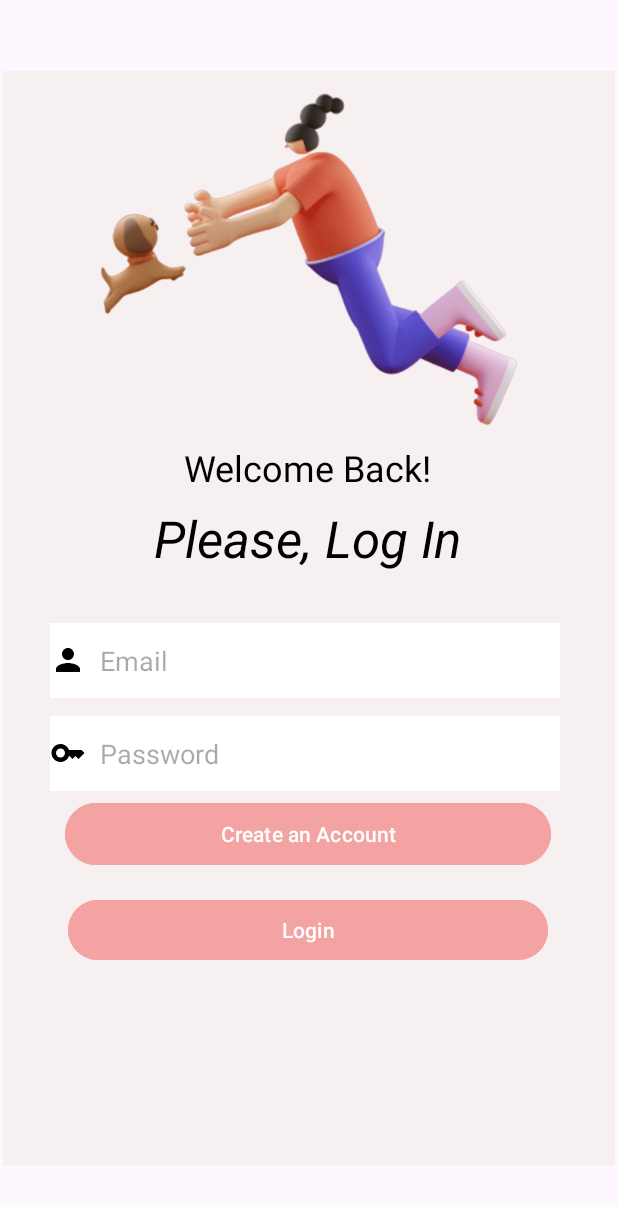
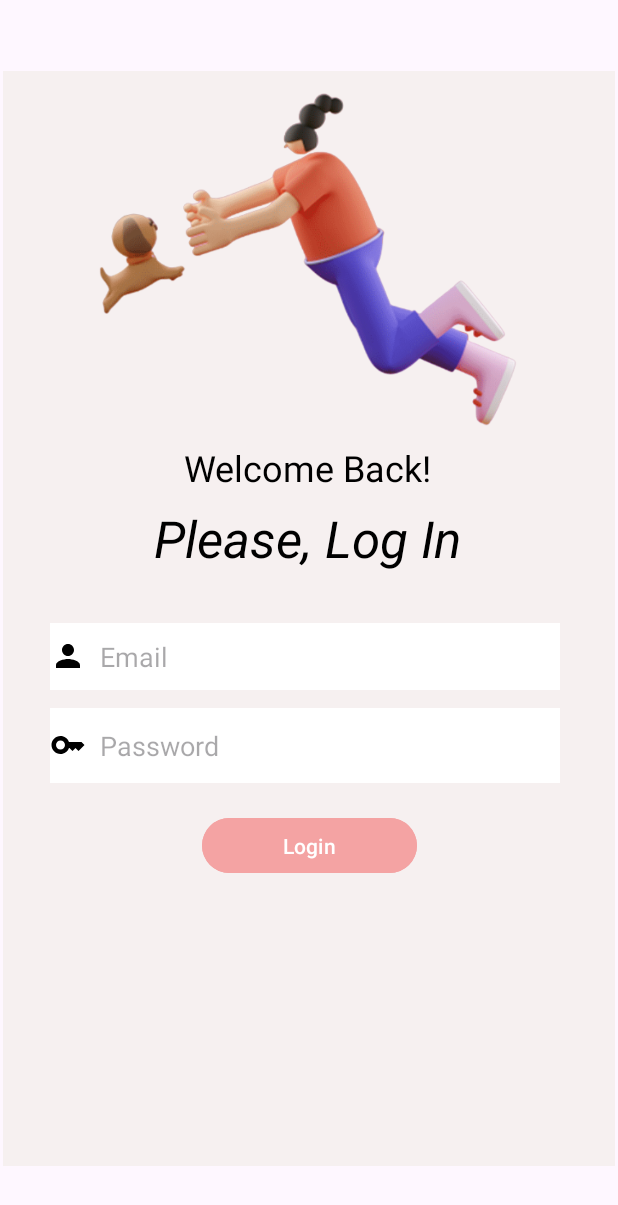
Before and after one commit to SimgeSevincer/ProjectFinal, an Android app: the screen it shows after launch (MainActivity), after a tap on "GİRİŞ YAP", on a phone screen of 412 x 824 dp. Shown: the top 1205 px of the screen. Run offline under Robolectric (Android 15) with nearby library versions, the phone set to English and light mode, and no system bars; our stand-ins replace Firebase (no records; nobody signed in at launch, a user with empty details on screens opened directly).

Commit message:
xml first step completed!

```diff
--- a/app/src/main/java/com/example/tasarmprojesi/KullaniciDetayFragment.kt
+++ b/app/src/main/java/com/example/tasarmprojesi/KullaniciDetayFragment.kt
@@ -185,6 +185,7 @@ class KullaniciDetayFragment : Fragment() {
                         Toast.makeText(requireContext(), it.localizedMessage, Toast.LENGTH_LONG).show()
                     }
                 }
+                findNavController().navigate(R.id.action_kullaniciDetayFragment_to_homeFragment)
             }
         }
 
--- a/app/src/main/java/com/example/tasarmprojesi/LoginFragment.kt
+++ b/app/src/main/java/com/example/tasarmprojesi/LoginFragment.kt
@@ -42,9 +42,7 @@ class LoginFragment : Fragment() {
     override fun onViewCreated(view: View, savedInstanceState: Bundle?) {
         super.onViewCreated(view, savedInstanceState)
 
-        binding.buttonCreateAccount.setOnClickListener {
-            findNavController().navigate(R.id.action_loginFragment_to_signInFragment)
-        }
+
         binding.buttonLogin.setOnClickListener {
 
             val email =binding.editTextEmail.text.toString()
--- a/app/src/main/java/com/example/tasarmprojesi/SignInFragment.kt
+++ b/app/src/main/java/com/example/tasarmprojesi/SignInFragment.kt
@@ -72,7 +72,7 @@ class SignInFragment : Fragment()  {
                 Toast.makeText(requireContext(),"Email ve şifre giriniz..",Toast.LENGTH_LONG).show()
             }else{
                 auth.createUserWithEmailAndPassword(email,password).addOnSuccessListener {
-                    //succes
+                    //success
                     findNavController().navigate(R.id.action_signInFragment_to_kullaniciDetayFragment)
                 }.addOnFailureListener {
                     Toast.makeText(requireContext(),it.localizedMessage,Toast.LENGTH_LONG).show()
--- a/app/src/main/res/drawable/baseline_add_circle_24.xml
+++ b/app/src/main/res/drawable/baseline_add_circle_24.xml
@@ -1,4 +1,4 @@
-<vector android:height="24dp" android:tint="#000000"
+<vector android:height="24dp" android:tint="#3292DD"
     android:viewportHeight="24" android:viewportWidth="24"
     android:width="24dp" xmlns:android="http://schemas.android.com/apk/res/android">
     <path android:fillColor="@android:color/white" android:pathData="M12,2C6.48,2 2,6.48 2,12s4.48,10 10,10 10,-4.48 10,-10S17.52,2 12,2zM17,13h-4v4h-2v-4L7,13v-2h4L11,7h2v4h4v2z"/>
--- a/app/src/main/res/layout/comment_row.xml
+++ b/app/src/main/res/layout/comment_row.xml
@@ -28,7 +28,7 @@
 
                 <androidx.cardview.widget.CardView
                     android:id="@+id/cardView12"
-                    android:layout_width="222dp"
+                    android:layout_width="match_parent"
                     android:layout_height="24dp"
                     android:backgroundTint="#D1C3FB"
                     app:cardCornerRadius="10dp"
--- a/app/src/main/res/layout/fragment_kullanici_detay.xml
+++ b/app/src/main/res/layout/fragment_kullanici_detay.xml
@@ -33,7 +33,7 @@
             android:layout_centerHorizontal="true"
             android:layout_marginLeft="100dp"
             android:layout_marginBottom="16dp"
-            android:background="#F8D0D0"
+            android:src="@drawable/profile"
             android:scaleType="fitCenter" />
 
         <RelativeLayout
@@ -128,8 +128,8 @@
 
             <Button
                 android:id="@+id/btnSignUp2"
-                android:layout_width="194dp"
-                android:layout_height="80dp"
+                android:layout_width="143dp"
+                android:layout_height="0dp"
                 android:layout_below="@+id/editTextWeight"
                 android:layout_alignParentStart="true"
                 android:layout_alignParentEnd="true"
--- a/app/src/main/res/layout/fragment_login.xml
+++ b/app/src/main/res/layout/fragment_login.xml
@@ -14,6 +14,7 @@
         android:src="@drawable/login"
         app:layout_constraintBottom_toBottomOf="parent"
         app:layout_constraintEnd_toEndOf="parent"
+        app:layout_constraintHorizontal_bias="1.0"
         app:layout_constraintStart_toStartOf="parent"
         app:layout_constraintTop_toTopOf="parent"
         app:layout_constraintVertical_bias="0.0"
@@ -22,13 +23,15 @@
     <EditText
         android:id="@+id/editTextEmail"
         android:layout_width="340dp"
-        android:layout_height="50dp"
+        android:layout_height="0dp"
         android:layout_marginTop="368dp"
+        android:layout_marginBottom="81dp"
         android:background="@color/white"
         android:drawableStart="@drawable/baseline_person_24"
         android:hint="  Email"
         android:inputType="textEmailAddress"
         android:orientation="horizontal"
+        app:layout_constraintBottom_toTopOf="@+id/buttonLogin"
         app:layout_constraintEnd_toEndOf="parent"
         app:layout_constraintHorizontal_bias="0.464"
         app:layout_constraintStart_toStartOf="parent"
@@ -49,35 +52,19 @@
         app:layout_constraintStart_toStartOf="@+id/editTextEmail"
         app:layout_constraintTop_toBottomOf="@+id/editTextEmail" />
 
-    <Button
-        android:id="@+id/buttonCreateAccount"
-        android:layout_width="324dp"
-        android:layout_height="49dp"
-        android:layout_marginTop="4dp"
-        android:backgroundTint="#F4A3A3"
-        android:onClick="createAccountButton"
-        android:text="Create an Account"
-        app:layout_constraintEnd_toEndOf="@+id/editTextPassword"
-        app:layout_constraintHorizontal_bias="0.625"
-        app:layout_constraintStart_toStartOf="@+id/editTextPassword"
-        app:layout_constraintTop_toBottomOf="@+id/editTextPassword" />
 
     <Button
         android:id="@+id/buttonLogin"
-        android:layout_width="320dp"
-        android:layout_height="48dp"
-        android:layout_marginTop="15dp"
+        android:layout_width="143dp"
+        android:layout_height="0dp"
+        android:layout_marginBottom="191dp"
         android:backgroundTint="#F4A3A3"
         android:onClick="loginButton"
         android:text="Login"
-        app:layout_constraintBottom_toBottomOf="@+id/imageLogin"
-        app:layout_constraintEnd_toEndOf="@+id/buttonCreateAccount"
-        app:layout_constraintHorizontal_bias="0.473"
-        app:layout_constraintStart_toStartOf="@+id/buttonCreateAccount"
-        app:layout_constraintTop_toBottomOf="@+id/buttonCreateAccount"
-        app:layout_constraintVertical_bias="0.0" />
-
-
+        app:layout_constraintBottom_toBottomOf="parent"
+        app:layout_constraintEnd_toEndOf="parent"
+        app:layout_constraintStart_toStartOf="parent"
+        app:layout_constraintTop_toBottomOf="@+id/editTextEmail" />
 
     <TextView
         android:id="@+id/welcomeBack"
--- a/app/src/main/res/navigation/nav_graph.xml
+++ b/app/src/main/res/navigation/nav_graph.xml
@@ -163,6 +163,9 @@
         <action
             android:id="@+id/action_kullaniciDetayFragment_to_profileFragment"
             app:destination="@id/profileFragment" />
+        <action
+            android:id="@+id/action_kullaniciDetayFragment_to_homeFragment"
+            app:destination="@id/homeFragment" />
     </fragment>
 
 </navigation>
--- a/app/src/main/res/values/colors.xml
+++ b/app/src/main/res/values/colors.xml
@@ -3,4 +3,5 @@
     <color name="black">#FF000000</color>
     <color name="white">#FFFFFFFF</color>
     <color name="pink">#FFFFC0CB</color>
+    <color name="purple">#27AE91E1</color>
 </resources>
```
Also changed, not shown: app/src/main/res/layout/fragment_post.xml (+16 -15 lines), app/src/main/res/layout/fragment_post_atma.xml (+11 -10 lines), app/src/main/res/layout/fragment_post_detail.xml (+29 -14 lines), app/src/main/res/layout/fragment_sign_in.xml (+14 -11 lines), app/src/main/res/layout/fragment_skip.xml (+16 -12 lines), app/src/main/res/layout/fragment_splash.xml (+19 -18 lines), app/src/main/res/layout/profilrecyclerrow.xml (+24 -37 lines), app/src/main/res/layout/recyclerow.xml (+11 -7 lines), app/src/main/res/drawable/girll.png (added), app/src/main/res/drawable/splash.png (added), app/src/main/res/drawable/splashh.png (added).
